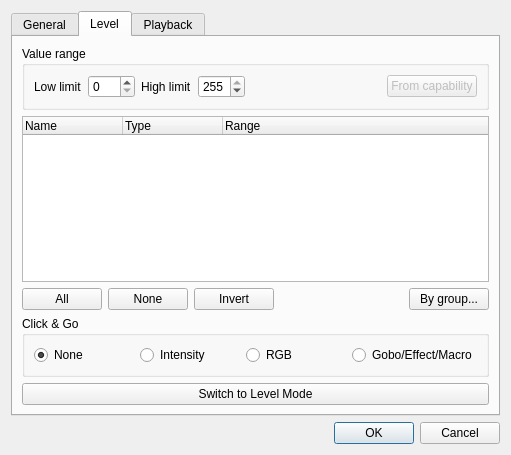
Above: ui/src/vcsliderproperties.ui from mcallegari/qlcplus before the change. Below: the same form after it.
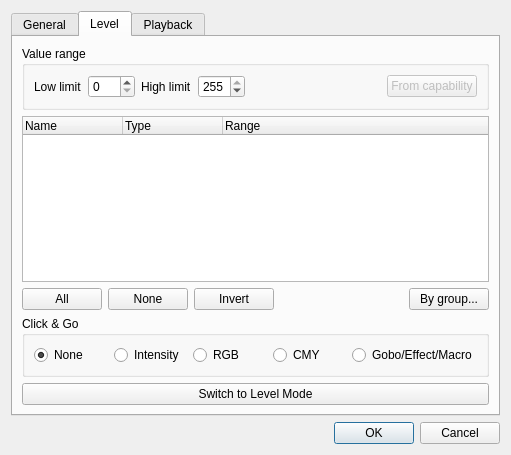
That is the form after the change. The open tabs and pages were chosen to show the change. Icons and pictures are not drawn.

```diff
--- a/ui/src/vcsliderproperties.ui
+++ b/ui/src/vcsliderproperties.ui
@@ -395,6 +395,13 @@
             </property>
            </widget>
           </item>
+          <item>
+           <widget class="QRadioButton" name="m_cngCMYCheck">
+            <property name="text">
+             <string>CMY</string>
+            </property>
+           </widget>
+          </item>
           <item>
            <widget class="QRadioButton" name="m_cngPresetCheck">
             <property name="text">
```
